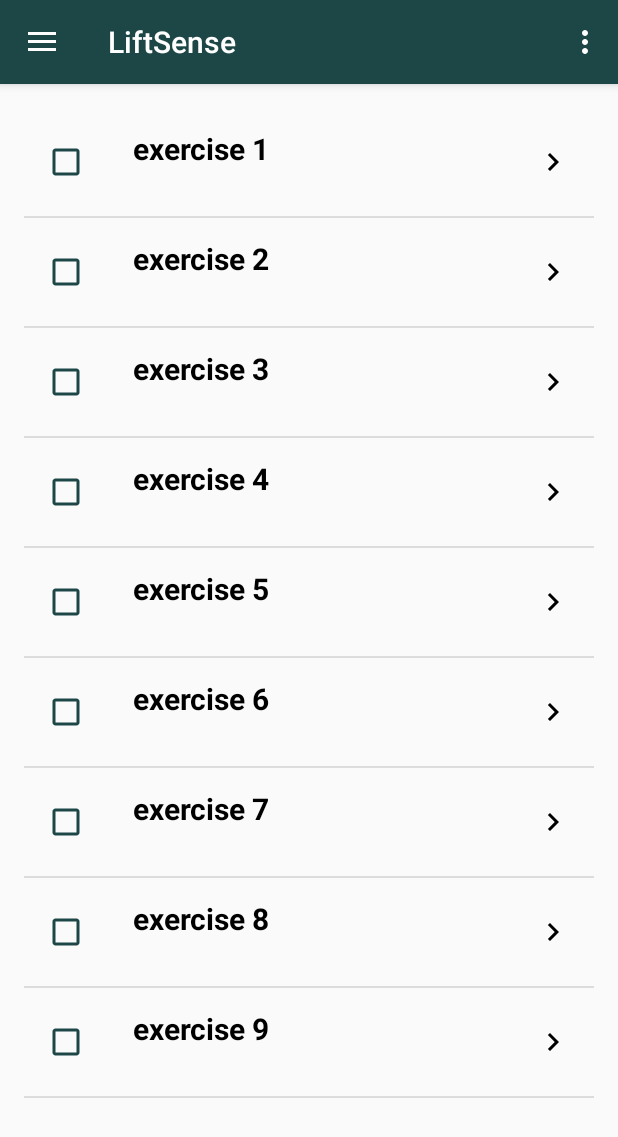
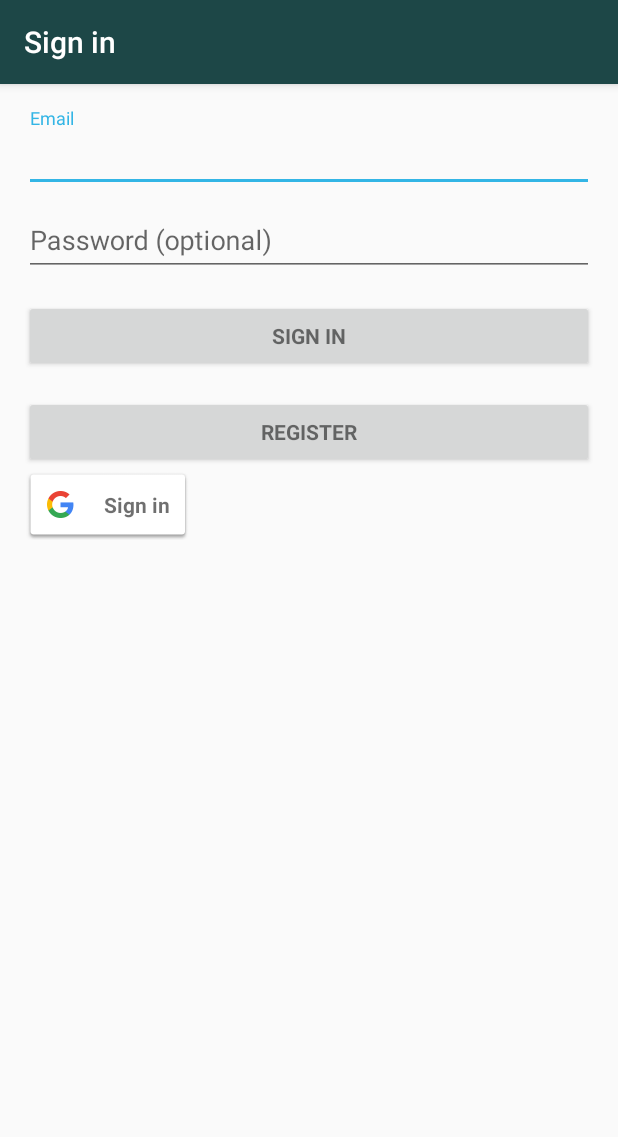
Before and after one commit to rlundquist3/liftsense, an Android app: the screen it shows after launch (MainActivity before the commit, LoginActivity after it), on a phone screen of 412 x 824 dp. Shown: the top 1137 px of the screen. Run offline under Robolectric (Android 15) with nearby library versions, the phone set to English and light mode, and no system bars; our stand-ins replace Firebase (no records; nobody signed in at launch, a user with empty details on screens opened directly); 3 statements that could not run were skipped.

Commit message:
almost have auth running

```diff
--- a/app/build.gradle
+++ b/app/build.gradle
@@ -53,6 +53,7 @@ dependencies {
     compile 'com.android.support:appcompat-v7:23.4.0'
     compile 'com.google.firebase:firebase-auth:9.0.2'
     compile 'com.google.android.gms:play-services-auth:9.0.2'
+    compile 'com.google.android.gms:play-services-appindexing:9.0.2'
 }
 
 apply plugin: 'com.google.gms.google-services'
--- /dev/null
+++ b/app/src/main/java/com/rileylundquist/liftsense/LoginActivity.java
@@ -0,0 +1,455 @@
+package com.rileylundquist.liftsense;
+
+import android.animation.Animator;
+import android.animation.AnimatorListenerAdapter;
+import android.annotation.TargetApi;
+import android.content.Intent;
+import android.support.annotation.NonNull;
+import android.support.v7.app.AppCompatActivity;
+import android.app.LoaderManager.LoaderCallbacks;
+
+import android.content.CursorLoader;
+import android.content.Loader;
+import android.database.Cursor;
+import android.net.Uri;
+import android.os.AsyncTask;
+
+import android.os.Build;
+import android.os.Bundle;
+import android.provider.ContactsContract;
+import android.text.TextUtils;
+import android.util.Log;
+import android.view.KeyEvent;
+import android.view.View;
+import android.view.View.OnClickListener;
+import android.view.inputmethod.EditorInfo;
+import android.widget.ArrayAdapter;
+import android.widget.AutoCompleteTextView;
+import android.widget.Button;
+import android.widget.EditText;
+import android.widget.TextView;
+import android.widget.Toast;
+
+import com.google.android.gms.appindexing.Action;
+import com.google.android.gms.appindexing.AppIndex;
+import com.google.android.gms.auth.api.Auth;
+import com.google.android.gms.auth.api.signin.GoogleSignInAccount;
+import com.google.android.gms.auth.api.signin.GoogleSignInOptions;
+import com.google.android.gms.auth.api.signin.GoogleSignInResult;
+import com.google.android.gms.auth.api.signin.SignInAccount;
+import com.google.android.gms.common.api.GoogleApiClient;
+import com.google.android.gms.tasks.OnCompleteListener;
+import com.google.android.gms.tasks.Task;
+import com.google.firebase.auth.AuthCredential;
+import com.google.firebase.auth.AuthResult;
+import com.google.firebase.auth.FirebaseAuth;
+import com.google.firebase.auth.FirebaseUser;
+import com.google.firebase.auth.GoogleAuthProvider;
+
+import java.util.ArrayList;
+import java.util.List;
+
+
+/**
+ * A login screen that offers login via email/password.
+ */
+public class LoginActivity extends AppCompatActivity implements View.OnClickListener, LoaderCallbacks<Cursor> {
+
+    private final int RC_SIGN_IN = 0;
+    private final String TAG = "Login";
+
+    private GoogleApiClient mGoogleApiClient;
+    private FirebaseAuth mAuth;
+    private FirebaseAuth.AuthStateListener mAuthListener;
+
+    // UI references.
+    private AutoCompleteTextView mEmailView;
+    private EditText mPasswordView;
+    private View mProgressView;
+    private View mLoginFormView;
+
+
+    @Override
+    protected void onCreate(Bundle savedInstanceState) {
+        super.onCreate(savedInstanceState);
+        setContentView(R.layout.activity_login);
+        // Set up the login form.
+        mEmailView = (AutoCompleteTextView) findViewById(R.id.email);
+        populateAutoComplete();
+
+        mPasswordView = (EditText) findViewById(R.id.password);
+        mPasswordView.setOnEditorActionListener(new TextView.OnEditorActionListener() {
+            @Override
+            public boolean onEditorAction(TextView textView, int id, KeyEvent keyEvent) {
+                if (id == R.id.login || id == EditorInfo.IME_NULL) {
+                    attemptLogin();
+                    return true;
+                }
+                return false;
+            }
+        });
+
+        findViewById(R.id.google_sign_in_button).setOnClickListener(this);
+        findViewById(R.id.email_sign_in_button).setOnClickListener(this);
+        findViewById(R.id.email_create_account_button).setOnClickListener(this);
+
+        Button mEmailSignInButton = (Button) findViewById(R.id.email_sign_in_button);
+        mEmailSignInButton.setOnClickListener(new OnClickListener() {
+            @Override
+            public void onClick(View view) {
+                attemptLogin();
+            }
+        });
+
+        mLoginFormView = findViewById(R.id.login_form);
+        mProgressView = findViewById(R.id.login_progress);
+
+        mGoogleApiClient = new GoogleApiClient.Builder(this).addApi(Auth.GOOGLE_SIGN_IN_API).build();
+        GoogleSignInOptions gso = new GoogleSignInOptions.Builder(GoogleSignInOptions.DEFAULT_SIGN_IN)
+                .requestIdToken(getString(R.string.web_client_id))
+                .requestEmail()
+                .build();
+        mAuth = FirebaseAuth.getInstance();
+        mAuthListener = new FirebaseAuth.AuthStateListener() {
+            @Override
+            public void onAuthStateChanged(@NonNull FirebaseAuth firebaseAuth) {
+                FirebaseUser user = firebaseAuth.getCurrentUser();
+                if (user != null) {
+                    // User is signed in
+                    Log.d(TAG, "onAuthStateChanged:signed_in:" + user.getUid());
+                } else {
+                    // User is signed out
+                    Log.d(TAG, "onAuthStateChanged:signed_out");
+                }
+            }
+        };
+
+        FirebaseUser user = FirebaseAuth.getInstance().getCurrentUser();
+        if (user != null) {
+            Log.d(TAG, "user signed in at start");
+            Intent intent = new Intent(this, MainActivity.class);
+            startActivityForResult(intent, 1);
+        }
+    }
+
+    private void signIn() {
+        Intent signInIntent = Auth.GoogleSignInApi.getSignInIntent(mGoogleApiClient);
+        startActivityForResult(signInIntent, RC_SIGN_IN);
+    }
+
+    private void createAccount(String email, String password) {
+        Log.d(TAG, "createAccount:" + email);
+
+
+        // [START create_user_with_email]
+        mAuth.createUserWithEmailAndPassword(email, password)
+                .addOnCompleteListener(this, new OnCompleteListener<AuthResult>() {
+                    @Override
+                    public void onComplete(@NonNull Task<AuthResult> task) {
+                        Log.d(TAG, "createUserWithEmail:onComplete:" + task.isSuccessful());
+
+                        // If sign in fails, display a message to the user. If sign in succeeds
+                        // the auth state listener will be notified and logic to handle the
+                        // signed in user can be handled in the listener.
+                        if (!task.isSuccessful()) {
+                            Toast.makeText(LoginActivity.this, "Authentication failed.",
+                                    Toast.LENGTH_SHORT).show();
+                        }
+                    }
+                });
+        // [END create_user_with_email]
+    }
+
+    private void signIn(String email, String password) {
+
+
+        // [START sign_in_with_email]
+        mAuth.signInWithEmailAndPassword(email, password)
+                .addOnCompleteListener(this, new OnCompleteListener<AuthResult>() {
+                    @Override
+                    public void onComplete(@NonNull Task<AuthResult> task) {
+                        Log.d(TAG, "signInWithEmail:onComplete:" + task.isSuccessful());
+
+                        // If sign in fails, display a message to the user. If sign in succeeds
+                        // the auth state listener will be notified and logic to handle the
+                        // signed in user can be handled in the listener.
+                        if (!task.isSuccessful()) {
+                            Log.w(TAG, "signInWithEmail", task.getException());
+                            Toast.makeText(LoginActivity.this, "Authentication failed.",
+                                    Toast.LENGTH_SHORT).show();
+                        }
+
+                    }
+                });
+        // [END sign_in_with_email]
+    }
+
+    @Override
+    public void onActivityResult(int requestCode, int resultCode, Intent data) {
+        super.onActivityResult(requestCode, resultCode, data);
+
+        // Result returned from launching the Intent from GoogleSignInApi.getSignInIntent(...);
+        if (requestCode == RC_SIGN_IN) {
+            GoogleSignInResult result = Auth.GoogleSignInApi.getSignInResultFromIntent(data);
+            if (result.isSuccess()) {
+                // Google Sign In was successful, authenticate with Firebase
+                GoogleSignInAccount account = result.getSignInAccount();
+                Log.d(TAG, "firebaseAuthWithGoogle:" + account.getId());
+                firebaseAuthWithGoogle(account);
+            } else {
+                // Google Sign In failed, update UI appropriately
+                // ...
+            }
+        }
+    }
+
+    private void firebaseAuthWithGoogle(GoogleSignInAccount acct) {
+        Log.d(TAG, "firebaseAuthWithGoogle:" + acct.getId());
+
+        AuthCredential credential = GoogleAuthProvider.getCredential(acct.getIdToken(), null);
+        mAuth.signInWithCredential(credential)
+                .addOnCompleteListener(this, new OnCompleteListener<AuthResult>() {
+                    @Override
+                    public void onComplete(@NonNull Task<AuthResult> task) {
+                        Log.d(TAG, "signInWithCredential:onComplete:" + task.isSuccessful());
+
+                        // If sign in fails, display a message to the user. If sign in succeeds
+                        // the auth state listener will be notified and logic to handle the
+                        // signed in user can be handled in the listener.
+                        if (!task.isSuccessful()) {
+                            Log.w(TAG, "signInWithCredential", task.getException());
+                            Toast.makeText(LoginActivity.this, "Authentication failed.",
+                                    Toast.LENGTH_SHORT).show();
+                        }
+                        // ...
+                    }
+                });
+    }
+
+    private void populateAutoComplete() {
+        getLoaderManager().initLoader(0, null, this);
+    }
+
+
+    /**
+     * Attempts to sign in or register the account specified by the login form.
+     * If there are form errors (invalid email, missing fields, etc.), the
+     * errors are presented and no actual login attempt is made.
+     */
+    private void attemptLogin() {
+        // Reset errors.
+        mEmailView.setError(null);
+        mPasswordView.setError(null);
+
+        // Store values at the time of the login attempt.
+        String email = mEmailView.getText().toString();
+        String password = mPasswordView.getText().toString();
+
+        boolean cancel = false;
+        View focusView = null;
+
+        // Check for a valid password, if the user entered one.
+        if (!TextUtils.isEmpty(password) && !isPasswordValid(password)) {
+            mPasswordView.setError(getString(R.string.error_invalid_password));
+            focusView = mPasswordView;
+            cancel = true;
+        }
+
+        // Check for a valid email address.
+        if (TextUtils.isEmpty(email)) {
+            mEmailView.setError(getString(R.string.error_field_required));
+            focusView = mEmailView;
+            cancel = true;
+        } else if (!isEmailValid(email)) {
+            mEmailView.setError(getString(R.string.error_invalid_email));
+            focusView = mEmailView;
+            cancel = true;
+        }
+
+        if (cancel) {
+            // There was an error; don't attempt login and focus the first
+            // form field with an error.
+            focusView.requestFocus();
+        } else {
+            // Show a progress spinner, and kick off a background task to
+            // perform the user login attempt.
+            showProgress(true);
+            mAuth.signInWithEmailAndPassword(email, password)
+                    .addOnCompleteListener(this, new OnCompleteListener<AuthResult>() {
+                        @Override
+                        public void onComplete(@NonNull Task<AuthResult> task) {
+                            Log.d(TAG, "signInWithEmail:onComplete:" + task.isSuccessful());
+
+                            // If sign in fails, display a message to the user. If sign in succeeds
+                            // the auth state listener will be notified and logic to handle the
+                            // signed in user can be handled in the listener.
+                            if (!task.isSuccessful()) {
+                                Log.w(TAG, "signInWithEmail", task.getException());
+                                Toast.makeText(LoginActivity.this, "Authentication failed.",
+                                        Toast.LENGTH_SHORT).show();
+                            }
+
+                            // ...
+                        }
+                    });
+        }
+    }
+
+    private boolean isEmailValid(String email) {
+        //TODO: Replace this with your own logic
+        return email.contains("@");
+    }
+
+    private boolean isPasswordValid(String password) {
+        //TODO: Replace this with your own logic
+        return password.length() > 4;
+    }
+
+    /**
+     * Shows the progress UI and hides the login form.
+     */
+    @TargetApi(Build.VERSION_CODES.HONEYCOMB_MR2)
+    private void showProgress(final boolean show) {
+        // On Honeycomb MR2 we have the ViewPropertyAnimator APIs, which allow
+        // for very easy animations. If available, use these APIs to fade-in
+        // the progress spinner.
+        if (Build.VERSION.SDK_INT >= Build.VERSION_CODES.HONEYCOMB_MR2) {
+            int shortAnimTime = getResources().getInteger(android.R.integer.config_shortAnimTime);
+
+            mLoginFormView.setVisibility(show ? View.GONE : View.VISIBLE);
+            mLoginFormView.animate().setDuration(shortAnimTime).alpha(
+                    show ? 0 : 1).setListener(new AnimatorListenerAdapter() {
+                @Override
+                public void onAnimationEnd(Animator animation) {
+                    mLoginFormView.setVisibility(show ? View.GONE : View.VISIBLE);
+                }
+            });
+
+            mProgressView.setVisibility(show ? View.VISIBLE : View.GONE);
+            mProgressView.animate().setDuration(shortAnimTime).alpha(
+                    show ? 1 : 0).setListener(new AnimatorListenerAdapter() {
+                @Override
+                public void onAnimationEnd(Animator animation) {
+                    mProgressView.setVisibility(show ? View.VISIBLE : View.GONE);
+                }
+            });
+        } else {
+            // The ViewPropertyAnimator APIs are not available, so simply show
+            // and hide the relevant UI components.
+            mProgressView.setVisibility(show ? View.VISIBLE : View.GONE);
+            mLoginFormView.setVisibility(show ? View.GONE : View.VISIBLE);
+        }
+    }
+
+    @Override
+    public Loader<Cursor> onCreateLoader(int i, Bundle bundle) {
+        return new CursorLoader(this,
+                // Retrieve data rows for the device user's 'profile' contact.
+                Uri.withAppendedPath(ContactsContract.Profile.CONTENT_URI,
+                        ContactsContract.Contacts.Data.CONTENT_DIRECTORY), ProfileQuery.PROJECTION,
+
+                // Select only email addresses.
+                ContactsContract.Contacts.Data.MIMETYPE +
+                        " = ?", new String[]{ContactsContract.CommonDataKinds.Email
+                .CONTENT_ITEM_TYPE},
+
+                // Show primary email addresses first. Note that there won't be
+                // a primary email address if the user hasn't specified one.
+                ContactsContract.Contacts.Data.IS_PRIMARY + " DESC");
+    }
+
+    @Override
+    public void onLoadFinished(Loader<Cursor> cursorLoader, Cursor cursor) {
+        List<String> emails = new ArrayList<>();
+        cursor.moveToFirst();
+        while (!cursor.isAfterLast()) {
+            emails.add(cursor.getString(ProfileQuery.ADDRESS));
+            cursor.moveToNext();
+        }
+
+        addEmailsToAutoComplete(emails);
+    }
+
+    @Override
+    public void onLoaderReset(Loader<Cursor> cursorLoader) {
+
+    }
+
+    private void addEmailsToAutoComplete(List<String> emailAddressCollection) {
+        //Create adapter to tell the AutoCompleteTextView what to show in its dropdown list.
+        ArrayAdapter<String> adapter =
+                new ArrayAdapter<>(LoginActivity.this,
+                        android.R.layout.simple_dropdown_item_1line, emailAddressCollection);
+
+        mEmailView.setAdapter(adapter);
+    }
+
+    @Override
+    public void onStart() {
+        super.onStart();
+
+        // ATTENTION: This was auto-generated to implement the App Indexing API.
+        // See https://g.co/AppIndexing/AndroidStudio for more information.
+        mGoogleApiClient.connect();
+        Action viewAction = Action.newAction(
+                Action.TYPE_VIEW, // TODO: choose an action type.
+                "Login Page", // TODO: Define a title for the content shown.
+                // TODO: If you have web page content that matches this app activity's content,
+                // make sure this auto-generated web page URL is correct.
+                // Otherwise, set the URL to null.
+                Uri.parse("http://host/path"),
+                // TODO: Make sure this auto-generated app URL is correct.
+                Uri.parse("android-app://com.rileylundquist.liftsense/http/host/path")
+        );
+        //AppIndex.AppIndexApi.start(mGoogleApiClient, viewAction);
+        mAuth.addAuthStateListener(mAuthListener);
+    }
+
+    @Override
+    public void onStop() {
+        super.onStop();
+
+        // ATTENTION: This was auto-generated to implement the App Indexing API.
+        // See https://g.co/AppIndexing/AndroidStudio for more information.
+        Action viewAction = Action.newAction(
+                Action.TYPE_VIEW, // TODO: choose an action type.
+                "Login Page", // TODO: Define a title for the content shown.
+                // TODO: If you have web page content that matches this app activity's content,
+                // make sure this auto-generated web page URL is correct.
+                // Otherwise, set the URL to null.
+                Uri.parse("http://host/path"),
+                // TODO: Make sure this auto-generated app URL is correct.
+                Uri.parse("android-app://com.rileylundquist.liftsense/http/host/path")
+        );
+        //AppIndex.AppIndexApi.end(mGoogleApiClient, viewAction);
+        mGoogleApiClient.disconnect();
+        if (mAuthListener != null) {
+            mAuth.removeAuthStateListener(mAuthListener);
+        }
+    }
+
+
+    private interface ProfileQuery {
+        String[] PROJECTION = {
+                ContactsContract.CommonDataKinds.Email.ADDRESS,
+                ContactsContract.CommonDataKinds.Email.IS_PRIMARY,
+        };
+
+        int ADDRESS = 0;
+        int IS_PRIMARY = 1;
+    }
+
+    @Override
+    public void onClick(View v) {
+        switch (v.getId()) {
+            case R.id.google_sign_in_button:
+                signIn();
+                break;
+            case R.id.email_create_account_button:
+                createAccount(mEmailView.getText().toString(), mPasswordView.getText().toString());
+                break;
+            case R.id.email_sign_in_button:
+                signIn(mEmailView.getText().toString(), mPasswordView.getText().toString());
+                break;        }
+    }
+}
--- /dev/null
+++ b/app/src/main/res/layout/activity_login.xml
@@ -0,0 +1,93 @@
+<LinearLayout xmlns:android="http://schemas.android.com/apk/res/android"
+    xmlns:tools="http://schemas.android.com/tools"
+    android:layout_width="match_parent"
+    android:layout_height="match_parent"
+    android:gravity="center_horizontal"
+    android:orientation="vertical"
+    android:paddingBottom="@dimen/activity_vertical_margin"
+    android:paddingLeft="@dimen/activity_horizontal_margin"
+    android:paddingRight="@dimen/activity_horizontal_margin"
+    android:paddingTop="@dimen/activity_vertical_margin"
+    tools:context="com.rileylundquist.liftsense.LoginActivity">
+
+    <!-- Login progress -->
+    <ProgressBar
+        android:id="@+id/login_progress"
+        style="?android:attr/progressBarStyleLarge"
+        android:layout_width="wrap_content"
+        android:layout_height="wrap_content"
+        android:layout_marginBottom="8dp"
+        android:visibility="gone" />
+
+    <ScrollView
+        android:id="@+id/login_form"
+        android:layout_width="match_parent"
+        android:layout_height="match_parent">
+
+        <LinearLayout
+            android:id="@+id/email_login_form"
+            android:layout_width="match_parent"
+            android:layout_height="wrap_content"
+            android:orientation="vertical">
+
+            <android.support.design.widget.TextInputLayout
+                android:layout_width="match_parent"
+                android:layout_height="wrap_content">
+
+                <AutoCompleteTextView
+                    android:id="@+id/email"
+                    android:layout_width="match_parent"
+                    android:layout_height="wrap_content"
+                    android:hint="@string/prompt_email"
+                    android:inputType="textEmailAddress"
+                    android:maxLines="1"
+                    android:singleLine="true" />
+
+            </android.support.design.widget.TextInputLayout>
+
+            <android.support.design.widget.TextInputLayout
+                android:layout_width="match_parent"
+                android:layout_height="wrap_content">
+
+                <EditText
+                    android:id="@+id/password"
+                    android:layout_width="match_parent"
+                    android:layout_height="wrap_content"
+                    android:hint="@string/prompt_password"
+                    android:imeActionId="@+id/login"
+                    android:imeActionLabel="@string/action_sign_in"
+                    android:imeOptions="actionUnspecified"
+                    android:inputType="textPassword"
+                    android:maxLines="1"
+                    android:singleLine="true" />
+
+            </android.support.design.widget.TextInputLayout>
+
+            <Button
+                android:id="@+id/email_sign_in_button"
+                style="?android:textAppearanceSmall"
+                android:layout_width="match_parent"
+                android:layout_height="wrap_content"
+                android:layout_marginTop="16dp"
+                android:text="@string/action_sign_in"
+                android:textStyle="bold" />
+            <Button
+                android:id="@+id/email_create_account_button"
+                style="?android:textAppearanceSmall"
+                android:layout_width="match_parent"
+                android:layout_height="wrap_content"
+                android:layout_marginTop="16dp"
+                android:text="@string/action_register"
+                android:textStyle="bold" />
+            <com.google.android.gms.common.SignInButton
+                android:id="@+id/google_sign_in_button"
+                android:layout_width="wrap_content"
+                android:layout_height="wrap_content" />
+
+        </LinearLayout>
+
+
+    </ScrollView>
+
+
+</LinearLayout>
--- a/app/src/main/res/values/strings.xml
+++ b/app/src/main/res/values/strings.xml
@@ -1,6 +1,7 @@
 <resources>
     <string name="app_name">LiftSense</string>
 
+    <string name="web_client_id">982747666987-ec1uljt530h8taosdf4fg1l2qef12ldq.apps.googleusercontent.com</string>
     <string name="action_settings">Settings</string>
     <string name="title_activity_pager">PagerActivity</string>
     <string name="title_activity_workout">WorkoutActivity</string>
@@ -26,5 +27,20 @@
 
     <string name="navigation_drawer_open">Open navigation drawer</string>
     <string name="navigation_drawer_close">Close navigation drawer</string>
+    <string name="title_activity_login">Sign in</string>
+
+    <!-- Strings related to login -->
+    <string name="prompt_email">Email</string>
+    <string name="prompt_password">Password (optional)</string>
+    <string name="action_register">Register</string>
+    <string name="action_sign_in">Sign in</string>
+    <string name="error_invalid_email">This email address is invalid</string>
+    <string name="error_invalid_password">This password is too short</string>
+    <string name="error_incorrect_password">This password is incorrect</string>
+    <string name="error_field_required">This field is required</string>
+    <string name="permission_rationale">"Contacts permissions are needed for providing email
+        completions."
+    </string>
+
 
 </resources>
```
Also changed, not shown: app/src/main/AndroidManifest.xml (+20 -4 lines), 1 other file.
